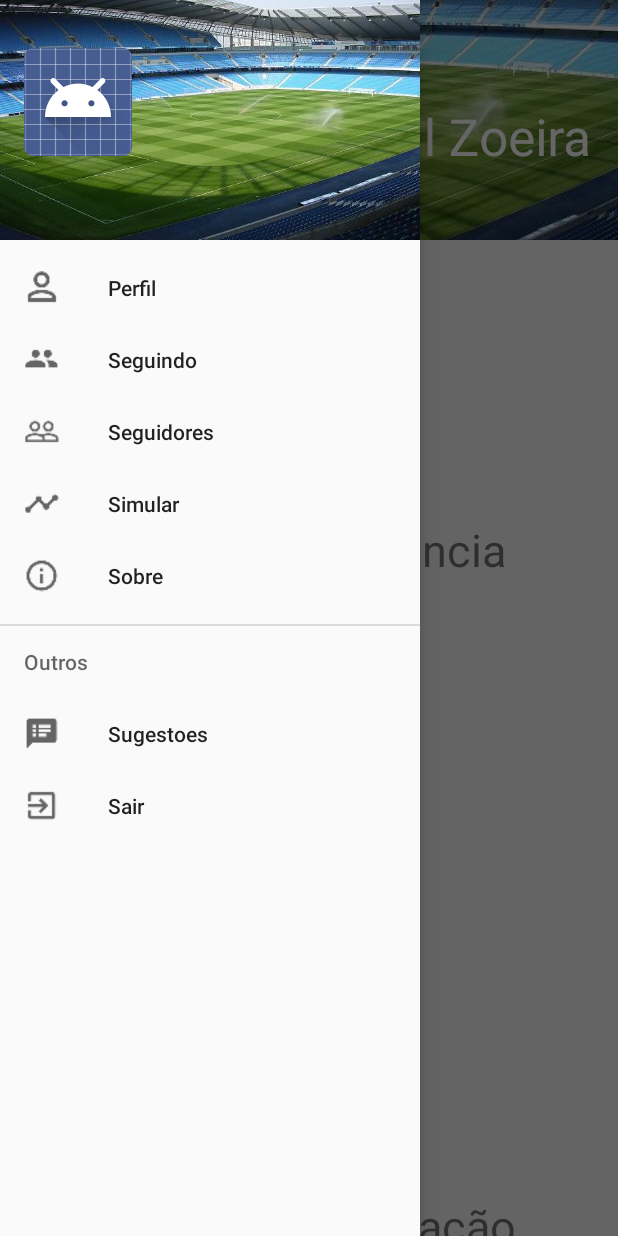
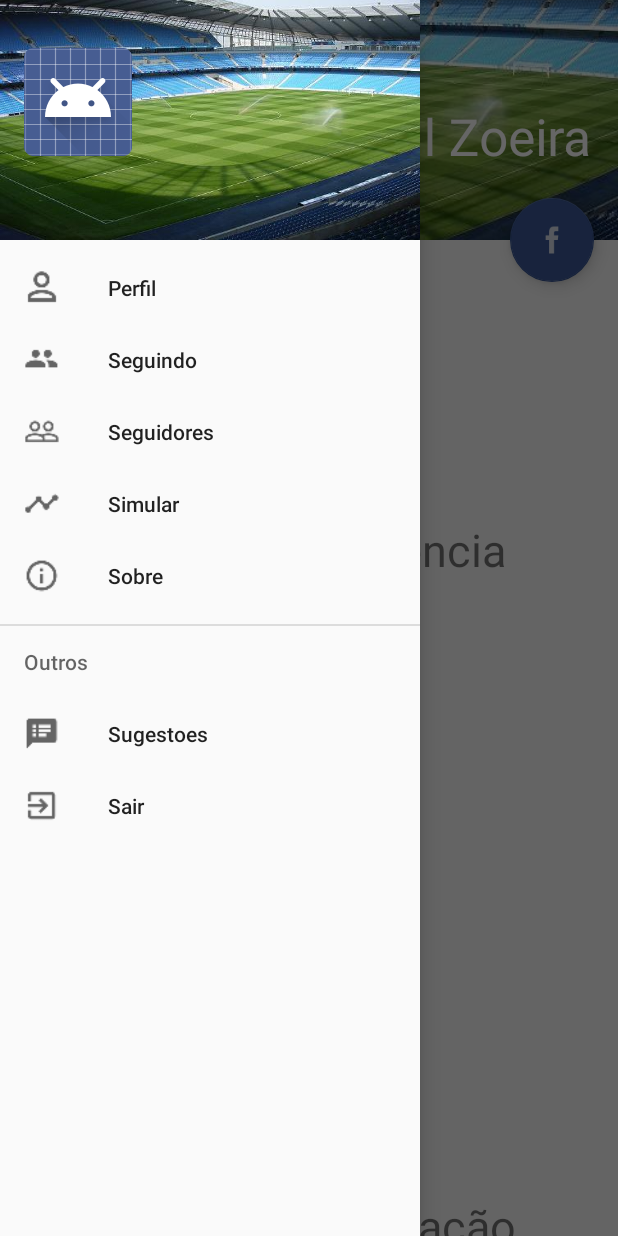
Before and after one commit to jordaoesa/KickZoeira, an Android app: the KickZoeiraMainActivity screen opened directly, with no data from a screen before it, with the side drawer open, on a phone screen of 412 x 824 dp. Run offline under Robolectric (Android 15) with nearby library versions, the phone set to English and light mode, and no system bars; our stand-ins replace CircleImageView, Firebase (no records; nobody signed in at launch, a user with empty details on screens opened directly); libraries missing offline, so code that uses them is left out: com.facebook, com.facebook.share, com.github.mikephil.charting; plain views replace PieChart, RadarChart; pictures from the network do not load; 3 statements that could not run were skipped.

Commit message:
xarear com facebook

```diff
--- a/app/build.gradle
+++ b/app/build.gradle
@@ -34,6 +34,7 @@ dependencies {
     compile 'com.google.firebase:firebase-crash:9.6.1'
     compile 'com.google.firebase:firebase-auth:9.6.1'
 
+    compile 'com.facebook.android:facebook-android-sdk:[4,5)'
     compile 'com.github.PhilJay:MPAndroidChart:v3.0.0-beta1'
 }
 
--- a/app/src/main/java/br/edu/ufcg/kickzoeira/KickZoeiraApplication.java
+++ b/app/src/main/java/br/edu/ufcg/kickzoeira/KickZoeiraApplication.java
@@ -1,6 +1,9 @@
 package br.edu.ufcg.kickzoeira;
 
 import android.app.Application;
+
+import com.facebook.FacebookSdk;
+import com.facebook.appevents.AppEventsLogger;
 
 
 /**
@@ -11,5 +14,8 @@ public class KickZoeiraApplication extends Application {
     @Override
     public void onCreate() {
         super.onCreate();
+        // Initialize the SDK before executing any other operations,
+        FacebookSdk.sdkInitialize(getApplicationContext());
+        AppEventsLogger.activateApp(this);
     }
 }
--- a/app/src/main/java/br/edu/ufcg/kickzoeira/activities/KickZoeiraMainActivity.java
+++ b/app/src/main/java/br/edu/ufcg/kickzoeira/activities/KickZoeiraMainActivity.java
@@ -52,6 +52,8 @@ public class KickZoeiraMainActivity extends AppCompatActivity
 
     private View headerView;
 
+    public FloatingActionButton fabFacebookShare;
+
     @Override
     protected void onCreate(Bundle savedInstanceState) {
         super.onCreate(savedInstanceState);
@@ -70,6 +72,7 @@ public class KickZoeiraMainActivity extends AppCompatActivity
         collapsingToolbar.setContentScrimColor(Color.parseColor("#66000000"));
         getWindow().setFlags(WindowManager.LayoutParams.FLAG_LAYOUT_NO_LIMITS, WindowManager.LayoutParams.FLAG_LAYOUT_NO_LIMITS);
 
+        fabFacebookShare = (FloatingActionButton) findViewById(R.id.fab_fb_share);
 
         DrawerLayout drawer = (DrawerLayout) findViewById(R.id.drawer_layout);
         ActionBarDrawerToggle toggle = new ActionBarDrawerToggle(
--- a/app/src/main/java/br/edu/ufcg/kickzoeira/fragments/SeguidoresFragment.java
+++ b/app/src/main/java/br/edu/ufcg/kickzoeira/fragments/SeguidoresFragment.java
@@ -73,7 +73,9 @@ public class SeguidoresFragment extends Fragment {
         rootView = inflater.inflate(R.layout.fragment_seguidores, container, false);
 
         ((KickZoeiraMainActivity)getActivity()).appBarLayout.setExpanded(true);
-//        ((KickZoeiraMainActivity)getActivity()).collapsingToolbar.setTitle("Seguidores Zoeiros");
+        ((KickZoeiraMainActivity)getActivity()).collapsingToolbar.setTitle("Seguidores Zoeiros");
+
+        ((KickZoeiraMainActivity)getContext()).fabFacebookShare.setVisibility(View.GONE);
 
 //        final String userId = getUid();
 
--- a/app/src/main/java/br/edu/ufcg/kickzoeira/fragments/SeguindoFragment.java
+++ b/app/src/main/java/br/edu/ufcg/kickzoeira/fragments/SeguindoFragment.java
@@ -92,6 +92,8 @@ public class SeguindoFragment extends Fragment {
         ((KickZoeiraMainActivity)getActivity()).appBarLayout.setExpanded(true);
         ((KickZoeiraMainActivity)getActivity()).collapsingToolbar.setTitle("Seguindo Zoeiros");
 
+        ((KickZoeiraMainActivity)getContext()).fabFacebookShare.setVisibility(View.GONE);
+
         return rootView;
     }
 
--- a/app/src/main/java/br/edu/ufcg/kickzoeira/fragments/SimularFragment.java
+++ b/app/src/main/java/br/edu/ufcg/kickzoeira/fragments/SimularFragment.java
@@ -57,6 +57,8 @@ public class SimularFragment extends Fragment {
         ((KickZoeiraMainActivity)getActivity()).appBarLayout.setExpanded(true);
         ((KickZoeiraMainActivity)getActivity()).collapsingToolbar.setTitle("Simular Zoeira");
 
+        ((KickZoeiraMainActivity)getContext()).fabFacebookShare.setVisibility(View.GONE);
+
         return rootView;
     }
 
--- a/app/src/main/java/br/edu/ufcg/kickzoeira/fragments/SobreFragment.java
+++ b/app/src/main/java/br/edu/ufcg/kickzoeira/fragments/SobreFragment.java
@@ -59,6 +59,8 @@ public class SobreFragment extends Fragment {
         ((KickZoeiraMainActivity)getActivity()).appBarLayout.setExpanded(true);
         ((KickZoeiraMainActivity)getActivity()).collapsingToolbar.setTitle("Sobre Zoeira");
 
+        ((KickZoeiraMainActivity)getContext()).fabFacebookShare.setVisibility(View.GONE);
+
         return rootView;
     }
 
--- a/app/src/main/res/layout/app_bar_profile.xml
+++ b/app/src/main/res/layout/app_bar_profile.xml
@@ -72,6 +72,19 @@
         </FrameLayout>
     </android.support.v4.widget.NestedScrollView>
 
+    <android.support.design.widget.FloatingActionButton
+        xmlns:app="http://schemas.android.com/apk/res-auto"
+        android:id="@+id/fab_fb_share"
+        android:layout_height="wrap_content"
+        android:layout_width="wrap_content"
+        android:layout_margin="@dimen/activity_horizontal_margin"
+        android:src="@drawable/ic_facebook"
+        app:fabSize="normal"
+        app:backgroundTint="@color/com_facebook_blue"
+        app:layout_anchor="@id/appbar"
+        app:layout_anchorGravity="bottom|right|end"
+        android:visibility="gone"/>
+
     <!--<include layout="@layout/content_kick_zoeira_main" />-->
 
 </android.support.design.widget.CoordinatorLayout>
--- a/app/src/main/res/layout/fragment_perfil.xml
+++ b/app/src/main/res/layout/fragment_perfil.xml
@@ -49,6 +49,13 @@
 
             </LinearLayout>
 
+            <LinearLayout
+                android:orientation="vertical"
+                android:layout_gravity="center"
+                android:id="@+id/fb_share_deficiencia"
+                android:layout_width="match_parent"
+                android:layout_height="wrap_content">
+
                 <TextView
                     android:text="Nível de Deficiência"
                     android:layout_width="match_parent"
@@ -63,6 +70,14 @@
                     android:layout_margin="30dp"
                     android:layout_width="match_parent"
                     android:layout_height="350dp" />
+            </LinearLayout>
+
+        <LinearLayout
+            android:orientation="vertical"
+            android:layout_gravity="center"
+            android:id="@+id/fb_share_humilhacao"
+            android:layout_width="match_parent"
+            android:layout_height="wrap_content">
 
             <TextView
                 android:text="Nível de Humilhação"
@@ -79,6 +94,7 @@
                 android:layout_height="350dp" />
 
         </LinearLayout>
+        </LinearLayout>
     </ScrollView>
 
 
--- a/app/src/main/res/values/colors.xml
+++ b/app/src/main/res/values/colors.xml
@@ -1,5 +1,6 @@
 <?xml version="1.0" encoding="utf-8"?>
 <resources>
+    <color name="com_facebook_blue">#3B5998</color>
     <color name="colorPrimary">#4CAF50</color>
     <color name="colorPrimaryDark">#388E3C</color>
     <!--<color name="colorAccent">#FF4081</color>-->
```
Also changed, not shown: app/src/main/AndroidManifest.xml (+10 -1 lines), app/src/main/java/br/edu/ufcg/kickzoeira/fragments/ProfileFragment.java (+31 -0 lines). Lines whose indentation alone changed are shown as unchanged.
